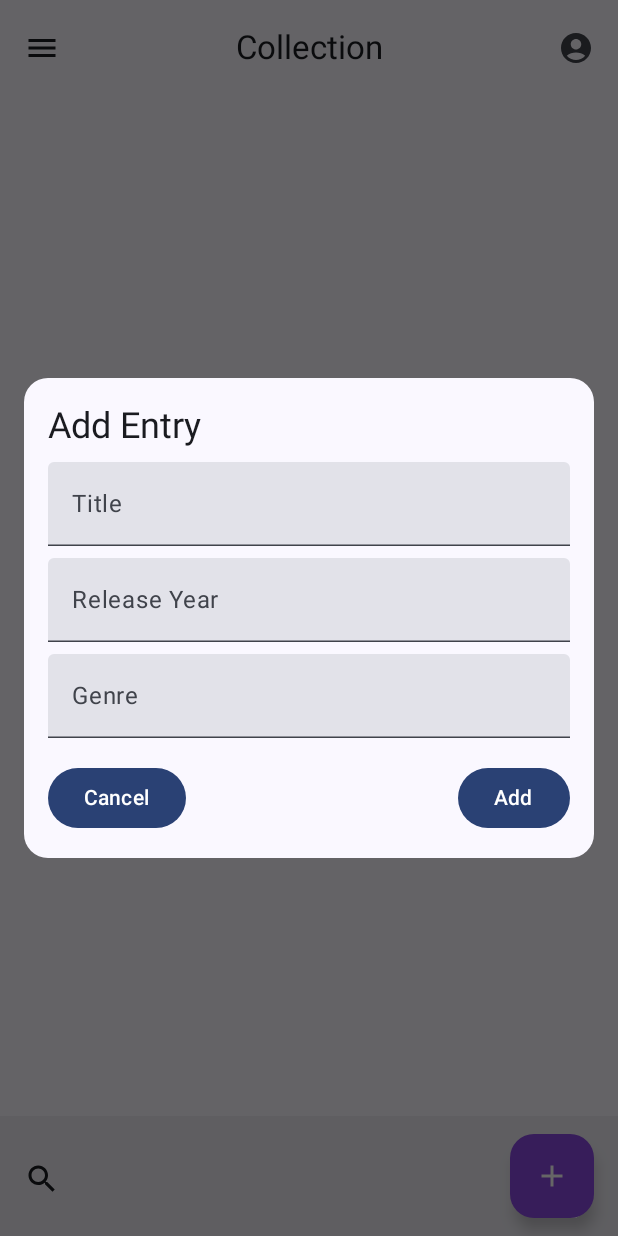
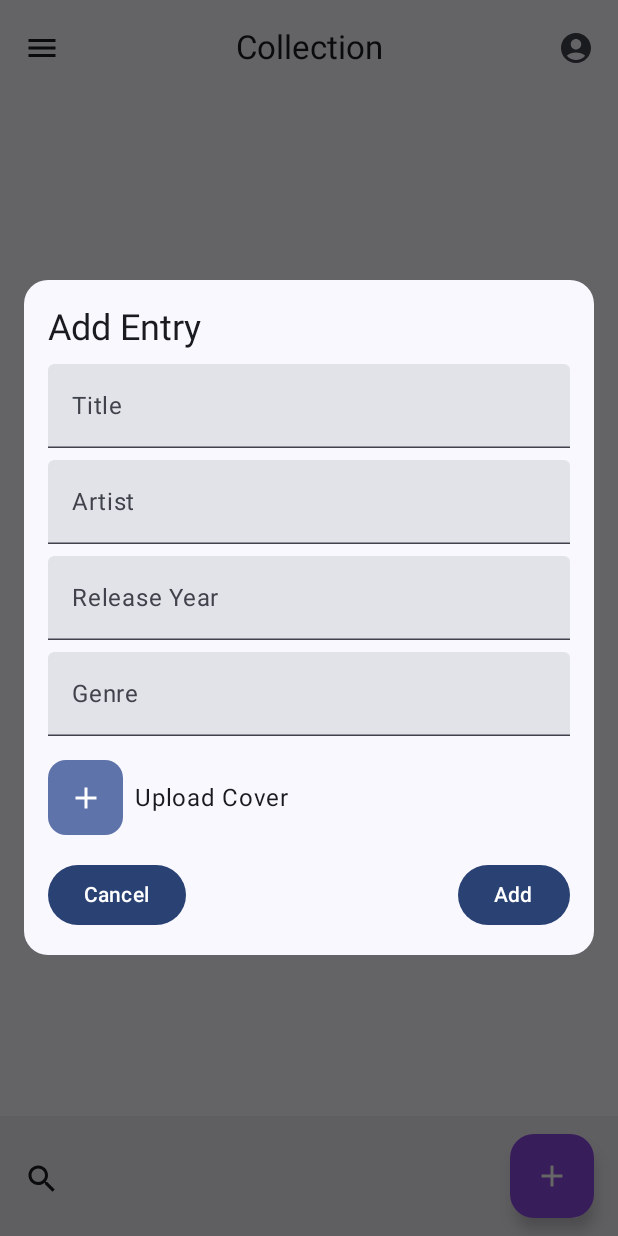
Before and after one commit to bkennedy06/MADFinalProj, an Android app built with Jetpack Compose: the screen it shows after launch (MainActivity), after a tap on "Add Vinyl", on a phone screen of 412 x 824 dp. Run offline under Robolectric (Android 15) with nearby library versions, the phone set to English and light mode, and no system bars.

Commit message:
Detail popup reworked, placeholders for image uploading. May drop later if searching ends up working out

```diff
--- a/app/src/main/java/com/zybooks/pizzaparty/MainActivity.kt
+++ b/app/src/main/java/com/zybooks/pizzaparty/MainActivity.kt
@@ -4,6 +4,7 @@ import android.os.Bundle
 import androidx.activity.ComponentActivity
 import androidx.activity.compose.setContent
 import androidx.compose.foundation.Image
+import androidx.compose.foundation.background
 import androidx.compose.foundation.clickable
 import androidx.compose.foundation.layout.Arrangement
 import androidx.compose.foundation.layout.Box
@@ -16,6 +17,8 @@ import androidx.compose.foundation.layout.fillMaxSize
 import androidx.compose.foundation.layout.fillMaxWidth
 import androidx.compose.foundation.layout.height
 import androidx.compose.foundation.layout.padding
+import androidx.compose.foundation.layout.size
+import androidx.compose.foundation.layout.width
 import androidx.compose.foundation.lazy.grid.GridCells
 import androidx.compose.foundation.lazy.grid.LazyVerticalGrid
 import androidx.compose.foundation.lazy.grid.items
@@ -204,30 +207,45 @@ fun VinylDetailsPopup(album: Album, onDismiss: () -> Unit) {
       Surface(
          shape = RoundedCornerShape(16.dp),
          color = MaterialTheme.colorScheme.surface,
-         modifier = Modifier.padding(16.dp)
+         modifier = Modifier
+            .fillMaxWidth()
+            .padding(16.dp)
       ) {
          Column(
-            modifier = Modifier.padding(16.dp)
+            modifier = Modifier
+               .fillMaxWidth()
+               .padding(16.dp),
+            horizontalAlignment = Alignment.CenterHorizontally
          ) {
+            Image(
+               painter = painterResource(id = android.R.drawable.ic_menu_gallery), // Placeholder
+               contentDescription = "Album Cover",
+               modifier = Modifier
+                  .fillMaxWidth()
+                  .aspectRatio(1f)
+                  .clip(RoundedCornerShape(12.dp))
+            )
+            Spacer(modifier = Modifier.height(16.dp))
             Text(text = album.name, style = MaterialTheme.typography.headlineSmall)
-            Spacer(modifier = Modifier.height(8.dp))
+            Text(text = "Artist: ${album.artist}", style = MaterialTheme.typography.bodyLarge)
             Text(text = "Release Year: ${album.releaseYear}", style = MaterialTheme.typography.bodyLarge)
             Text(text = "Genre: ${album.genre}", style = MaterialTheme.typography.bodyLarge)
             Spacer(modifier = Modifier.height(16.dp))
-            Button(onClick = onDismiss, modifier = Modifier.align(Alignment.End)) {
-               Text("Close")
-            }
          }
       }
    }
 }
 
 
+
+
 @Composable
 fun AddAlbumDialog(onDismiss: () -> Unit, onAddAlbum: (Album) -> Unit) {
    var albumName by remember { mutableStateOf("") }
+   var artist by remember { mutableStateOf("") }
    var releaseYear by remember { mutableStateOf("") }
    var genre by remember { mutableStateOf("") }
+   var albumCover by remember { mutableStateOf<Int?>(null) } // Placeholder for image
 
    Dialog(onDismissRequest = { onDismiss() }) {
       Surface(
@@ -251,6 +269,15 @@ fun AddAlbumDialog(onDismiss: () -> Unit, onAddAlbum: (Album) -> Unit) {
             Spacer(modifier = Modifier.height(8.dp))
 
             TextField(
+               value = artist,
+               onValueChange = { artist = it },
+               label = { Text("Artist") },
+               singleLine = true,
+               modifier = Modifier.fillMaxWidth()
+            )
+            Spacer(modifier = Modifier.height(8.dp))
+
+            TextField(
                value = releaseYear,
                onValueChange = { releaseYear = it },
                label = { Text("Release Year") },
@@ -268,12 +295,36 @@ fun AddAlbumDialog(onDismiss: () -> Unit, onAddAlbum: (Album) -> Unit) {
             )
             Spacer(modifier = Modifier.height(16.dp))
 
+            // Left-aligned Image Upload Button
+            Row(
+               modifier = Modifier.fillMaxWidth(),
+               verticalAlignment = Alignment.CenterVertically
+            ) {
+               IconButton(
+                  onClick = { /* TODO: Implement image picker */ },
+                  modifier = Modifier
+                     .size(50.dp)
+                     .clip(RoundedCornerShape(12.dp))
+                     .background(MaterialTheme.colorScheme.primaryContainer)
+               ) {
+                  Icon(
+                     imageVector = Icons.Default.Add,
+                     contentDescription = "Upload Album Cover",
+                     tint = MaterialTheme.colorScheme.onPrimaryContainer
+                  )
+               }
+               Spacer(modifier = Modifier.width(8.dp))
+               Text(text = "Upload Cover", style = MaterialTheme.typography.bodyLarge)
+            }
+
+            Spacer(modifier = Modifier.height(16.dp))
+
             Row(modifier = Modifier.fillMaxWidth(), horizontalArrangement = Arrangement.SpaceBetween) {
                Button(onClick = { onDismiss() }) {
                   Text("Cancel")
                }
                Button(onClick = {
-                  onAddAlbum(Album(albumName, releaseYear, genre))
+                  onAddAlbum(Album(albumName, artist, releaseYear, genre))
                   onDismiss()
                }) {
                   Text("Add")
@@ -284,8 +335,11 @@ fun AddAlbumDialog(onDismiss: () -> Unit, onAddAlbum: (Album) -> Unit) {
    }
 }
 
+
+
 data class Album(
    val name: String,
+   val artist: String,
    val releaseYear: String,
    val genre: String
 )
```
